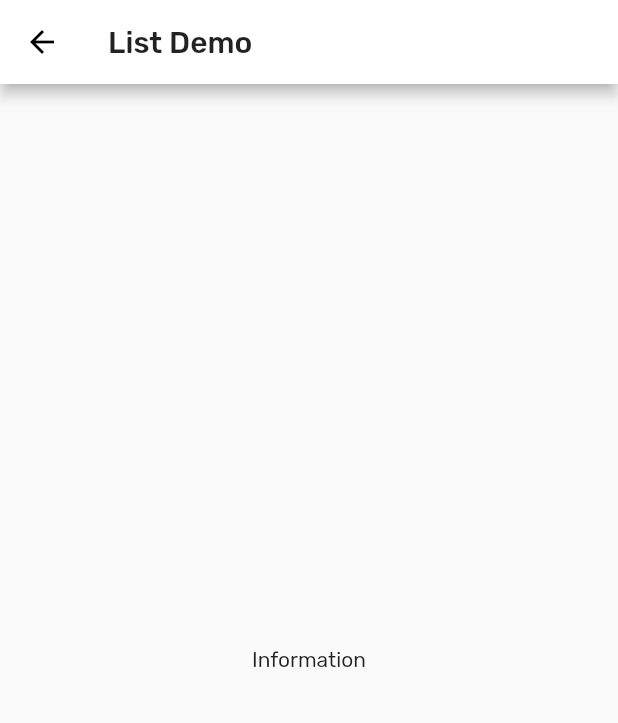
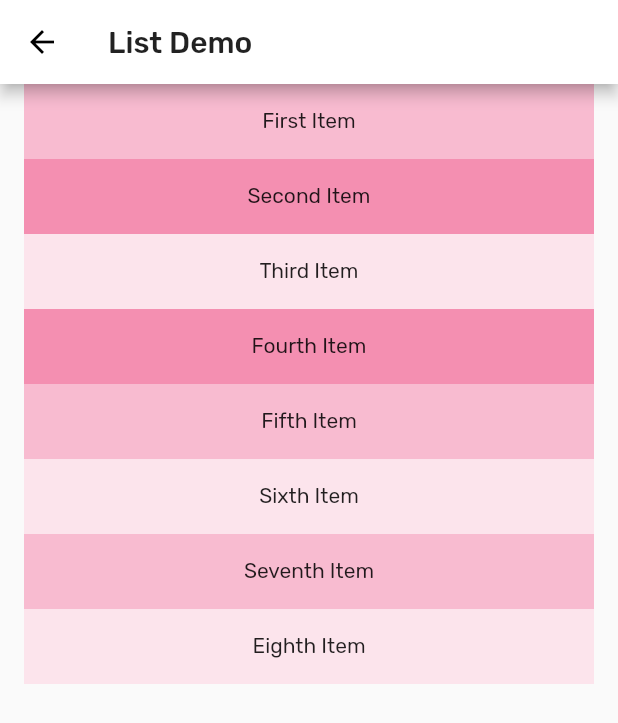
Before and after one commit to 72/Learning-Flutter, a Flutter app: the ListPage screen opened directly, on a phone screen of 412 x 824 dp. Shown: the top 723 px of the screen. Run offline on Flutter 3.47's test engine with Material 2 defaults, Android fonts, the phone set to English and light mode, and no system bars.

Commit message:
Testing List View + Safe Areas

```diff
--- a/test_ui/lib/demo_list.dart
+++ b/test_ui/lib/demo_list.dart
@@ -23,11 +23,22 @@ class DemoList extends StatelessWidget {
 }
 
 
+// Custom Widget: List Item
 class OptionListItem extends StatelessWidget {
+  // Initialization, constructor
   OptionListItem({this.title, this.goTo});
-
   final String title;
   final Widget goTo;
+
+
+  /*
+  ---
+  Padding
+    ListTile
+      Icon, Text, Icon, onTap()
+  ---
+  The title and goTo props are passed down to Text and onTap respectively.
+  */
 
   @override
   Widget build(BuildContext context) {
--- a/test_ui/lib/list_page.dart
+++ b/test_ui/lib/list_page.dart
@@ -7,9 +7,56 @@ class ListPage extends StatelessWidget {
       appBar: AppBar(
         title: Text('List Demo'),
       ),
-      body: Center(
-        child: Text('Information'),
-        ),
+      body: Container(
+        padding: EdgeInsets.only(left: 16.0, right: 16.0),
+        child: SafeArea(
+          bottom: false,
+          child: ListView(
+            children: <Widget>[
+              Container(
+                height: 50,
+                color: Colors.pink[100],
+                child: Center(child: Text("First Item")),
+              ),
+              Container(
+                height: 50,
+                color: Colors.pink[200],
+                child: Center(child: Text("Second Item")),
+              ),
+              Container(
+                height: 50,
+                color: Colors.pink[50],
+                child: Center(child: Text("Third Item")),
+              ),
+              Container(
+                height: 50,
+                color: Colors.pink[200],
+                child: Center(child: Text("Fourth Item")),
+              ),
+              Container(
+                height: 50,
+                color: Colors.pink[100],
+                child: Center(child: Text("Fifth Item")),
+              ),
+              Container(
+                height: 50,
+                color: Colors.pink[50],
+                child: Center(child: Text("Sixth Item")),
+              ),
+              Container(
+                height: 50,
+                color: Colors.pink[100],
+                child: Center(child: Text("Seventh Item")),
+              ),
+              Container(
+                height: 50,
+                color: Colors.pink[50],
+                child: Center(child: Text("Eighth Item")),
+              ),
+            ]
+            ,)
+        )
+      ),
     );
   }
 }
```
